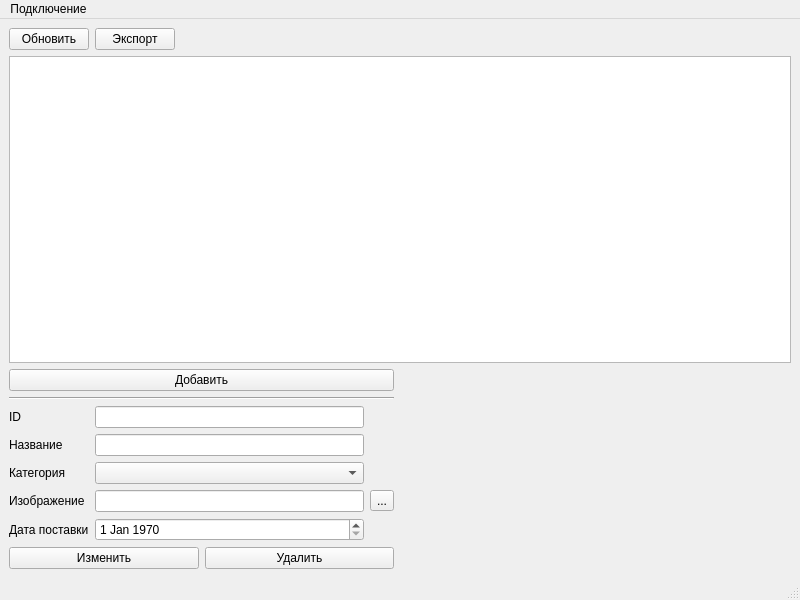
teackot/veggieapp, file src/ui/MainWindow.ui: the form before one commit.
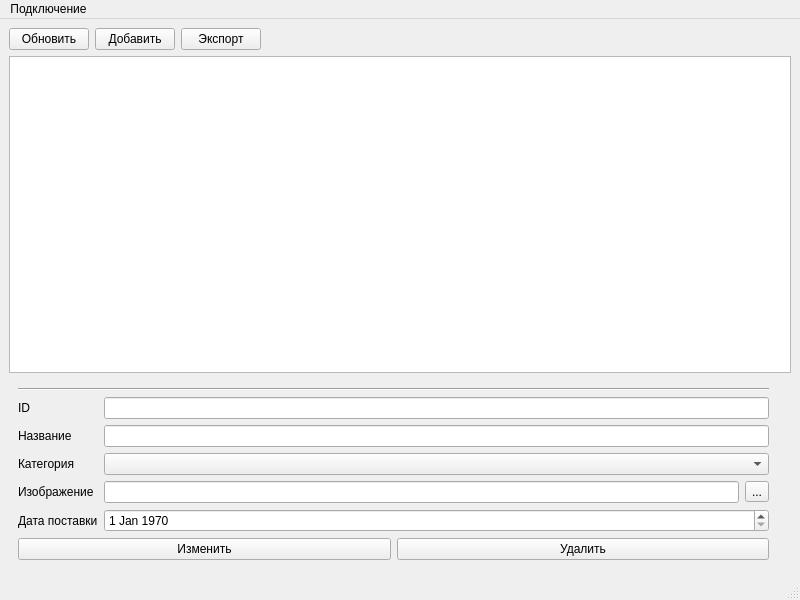
The form after the commit. Icons and pictures are not drawn.

Commit message: Prettier UI layout

```diff
--- a/src/ui/MainWindow.ui
+++ b/src/ui/MainWindow.ui
@@ -30,6 +30,16 @@
         </property>
        </widget>
       </item>
+      <item>
+       <widget class="QPushButton" name="addButton">
+        <property name="text">
+         <string>Добавить</string>
+        </property>
+        <property name="icon">
+         <iconset theme="list-add-symbolic"/>
+        </property>
+       </widget>
+      </item>
       <item alignment="Qt::AlignLeft">
        <widget class="QPushButton" name="exportButton">
         <property name="text">
@@ -69,19 +79,10 @@
      </widget>
     </item>
     <item>
-     <layout class="QHBoxLayout" name="horizontalLayout">
-      <item>
+     <widget class="QWidget" name="" native="true">
+      <layout class="QGridLayout" name="gridLayout">
+       <item row="0" column="0">
        <layout class="QVBoxLayout" name="verticalLayout_2">
-        <item>
-         <widget class="QPushButton" name="addButton">
-          <property name="text">
-           <string>Добавить</string>
-          </property>
-          <property name="icon">
-           <iconset theme="list-add-symbolic"/>
-          </property>
-         </widget>
-        </item>
         <item>
          <widget class="Line" name="line">
           <property name="orientation">
@@ -91,6 +92,17 @@
         </item>
         <item>
          <layout class="QGridLayout" name="gridLayout_2">
+           <item row="6" column="1">
+            <widget class="QDateEdit" name="dateEdit">
+             <property name="date">
+              <date>
+               <year>1970</year>
+               <month>1</month>
+               <day>1</day>
+              </date>
+             </property>
+            </widget>
+           </item>
           <item row="5" column="0">
            <widget class="QLabel" name="labelImg">
             <property name="text">
@@ -98,13 +110,6 @@
             </property>
            </widget>
           </item>
-          <item row="5" column="2">
-           <widget class="QToolButton" name="fpickerButton">
-            <property name="text">
-             <string>...</string>
-            </property>
-           </widget>
-          </item>
           <item row="2" column="1">
            <widget class="QLineEdit" name="idDisplay">
             <property name="readOnly">
@@ -119,8 +124,15 @@
             </property>
            </widget>
           </item>
-          <item row="5" column="1">
-           <widget class="QLineEdit" name="imgInput"/>
+           <item row="4" column="1">
+            <widget class="QComboBox" name="categoryCombo"/>
+           </item>
+           <item row="6" column="0">
+            <widget class="QLabel" name="labelDate">
+             <property name="text">
+              <string>Дата поставки</string>
+             </property>
+            </widget>
           </item>
           <item row="3" column="1">
            <widget class="QLineEdit" name="nameInput"/>
@@ -139,26 +151,19 @@
             </property>
            </widget>
           </item>
-          <item row="6" column="0">
-           <widget class="QLabel" name="labelDate">
+           <item row="5" column="1">
+            <layout class="QHBoxLayout" name="horizontalLayout">
+             <item>
+              <widget class="QLineEdit" name="imgInput"/>
+             </item>
+             <item>
+              <widget class="QToolButton" name="fpickerButton">
             <property name="text">
-             <string>Дата поставки</string>
+                <string>...</string>
             </property>
            </widget>
           </item>
-          <item row="6" column="1">
-           <widget class="QDateEdit" name="dateEdit">
-            <property name="date">
-             <date>
-              <year>1970</year>
-              <month>1</month>
-              <day>1</day>
-             </date>
-            </property>
-           </widget>
-          </item>
-          <item row="4" column="1">
-           <widget class="QComboBox" name="categoryCombo"/>
+            </layout>
           </item>
          </layout>
         </item>
@@ -182,20 +187,7 @@
         </item>
        </layout>
       </item>
-      <item>
-       <spacer name="horizontalSpacer">
-        <property name="orientation">
-         <enum>Qt::Horizontal</enum>
-        </property>
-        <property name="sizeHint" stdset="0">
-         <size>
-          <width>40</width>
-          <height>20</height>
-         </size>
-        </property>
-       </spacer>
-      </item>
-      <item alignment="Qt::AlignRight">
+       <item row="0" column="1">
        <widget class="QLabel" name="imgLabel">
         <property name="text">
          <string/>
@@ -203,6 +195,7 @@
        </widget>
       </item>
      </layout>
+     </widget>
     </item>
    </layout>
   </widget>
```
Lines whose indentation alone changed are shown as unchanged. The commit also changes 3 other files.
